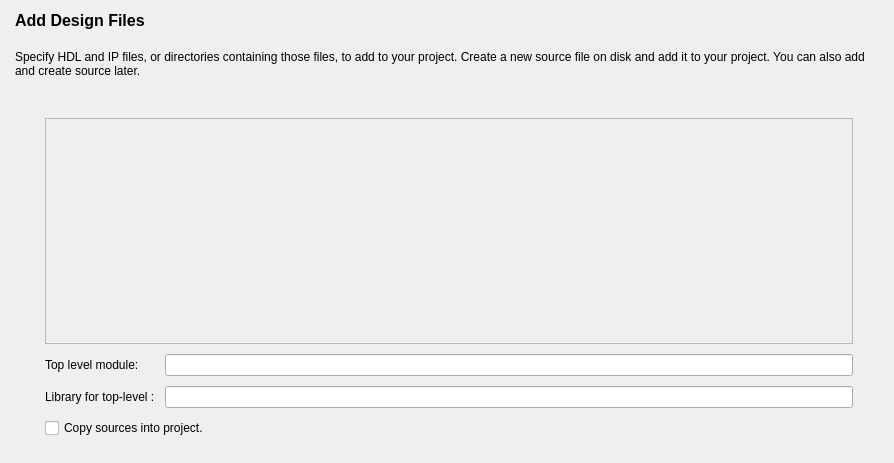
Qt form src/NewProject/add_source_form.ui (os-fpga/FOEDAG) before a commit.
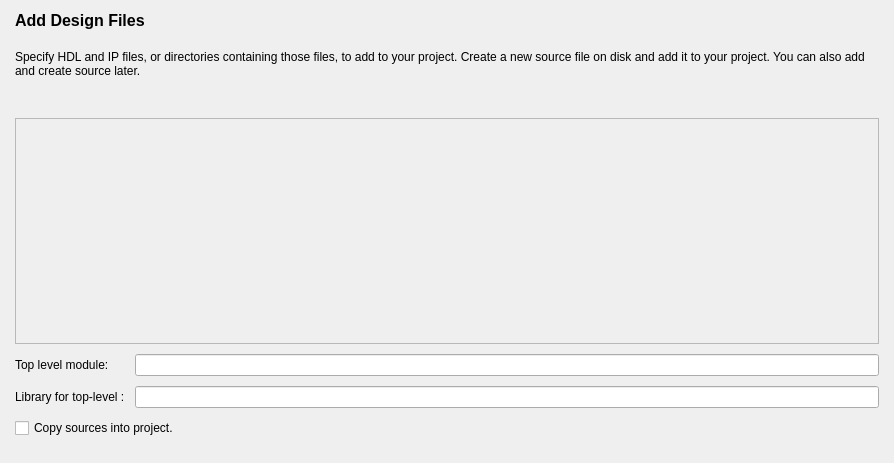
The same form after that commit.

What changed in the file:
```diff
--- a/src/NewProject/add_source_form.ui
+++ b/src/NewProject/add_source_form.ui
@@ -20,6 +20,9 @@
    <property name="leftMargin">
     <number>15</number>
    </property>
+   <property name="rightMargin">
+    <number>15</number>
+   </property>
    <property name="bottomMargin">
     <number>0</number>
    </property>
@@ -56,10 +59,10 @@
       <number>0</number>
      </property>
      <property name="leftMargin">
-      <number>30</number>
+      <number>0</number>
      </property>
      <property name="rightMargin">
-      <number>30</number>
+      <number>0</number>
      </property>
      <item>
       <layout class="QVBoxLayout" name="verticalLayout" stretch="90,0,10">
```
